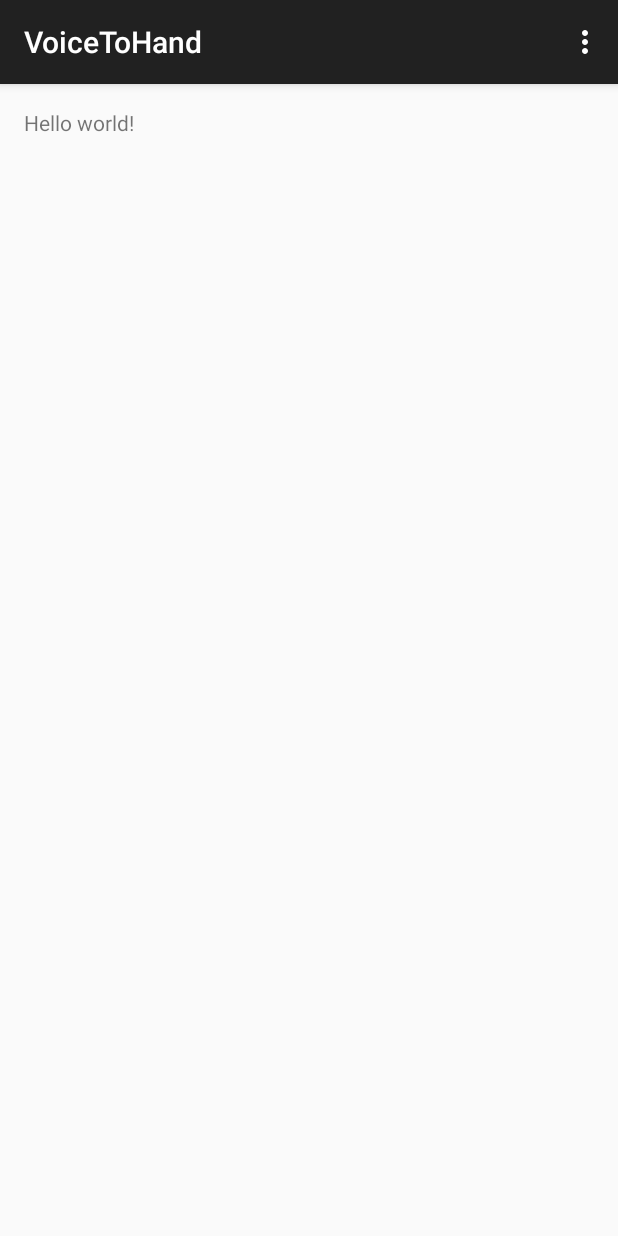
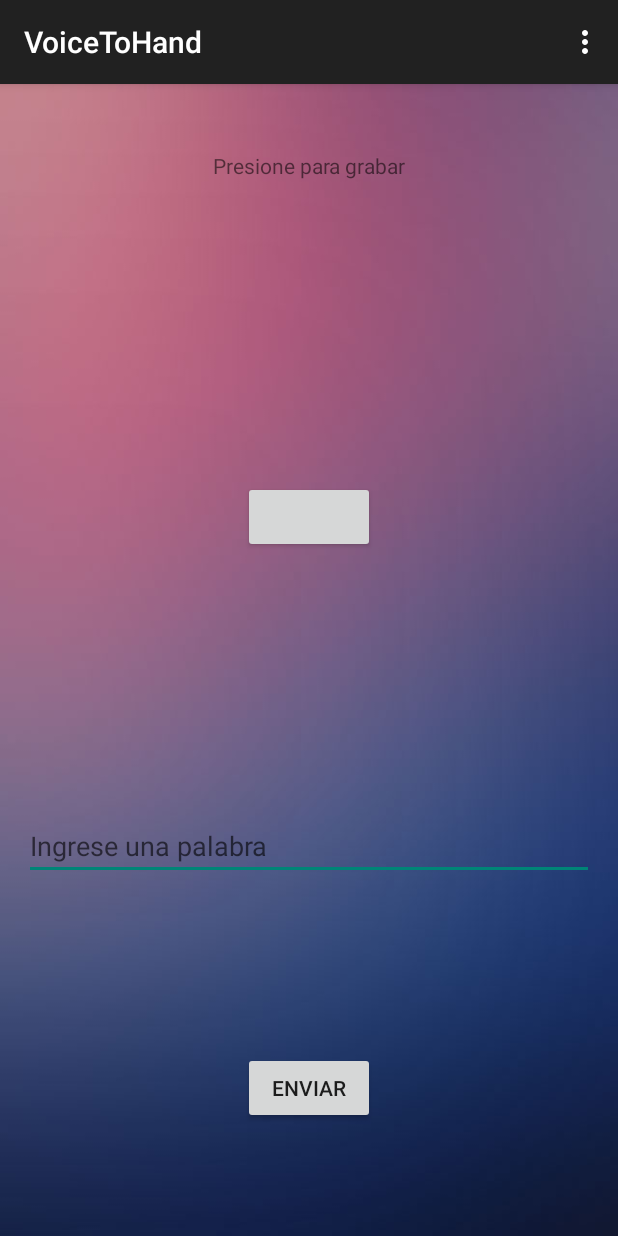
Before and after one commit to andacosta/voice-to-hand, an Android app: the screen it shows after launch (MainActivity), on a phone screen of 412 x 824 dp. Run offline under Robolectric (Android 15) with nearby library versions, the phone set to English and light mode, and no system bars.

Commit message:
Initial Layout
Basic labels, buttons and editText elements position.

```diff
--- a/app/src/main/res/layout/activity_main.xml
+++ b/app/src/main/res/layout/activity_main.xml
@@ -1,11 +1,74 @@
-<RelativeLayout xmlns:android="http://schemas.android.com/apk/res/android"
-    xmlns:tools="http://schemas.android.com/tools" android:layout_width="match_parent"
-    android:layout_height="match_parent" android:paddingLeft="@dimen/activity_horizontal_margin"
+<LinearLayout xmlns:android="http://schemas.android.com/apk/res/android"
+    xmlns:tools="http://schemas.android.com/tools"
+    android:layout_width="match_parent"
+    android:layout_height="match_parent"
+    android:orientation="vertical"
+    android:paddingLeft="@dimen/activity_horizontal_margin"
     android:paddingRight="@dimen/activity_horizontal_margin"
     android:paddingTop="@dimen/activity_vertical_margin"
-    android:paddingBottom="@dimen/activity_vertical_margin" tools:context=".MainActivity">
+    android:paddingBottom="@dimen/activity_vertical_margin"
+    tools:context=".MainActivity"
+    android:background="@drawable/background2">
 
-    <TextView android:text="@string/hello_world" android:layout_width="wrap_content"
-        android:layout_height="wrap_content" />
+    <!--
+    <ImageView
+        android:layout_width="fill_parent"
+        android:layout_height="fill_parent"
+        android:scaleType="center"
+        android:src="@drawable/background1"/>
+    -->
 
-</RelativeLayout>
+    <RelativeLayout
+        android:layout_width="match_parent"
+        android:layout_height="wrap_content"
+        android:orientation="horizontal"
+        android:layout_weight="0.1">
+
+        <TextView android:text="@string/main_title"
+            android:layout_width="wrap_content"
+            android:layout_height="wrap_content"
+            android:layout_centerInParent="true"/>
+
+    </RelativeLayout>
+
+    <RelativeLayout
+        android:layout_width="match_parent"
+        android:layout_height="wrap_content"
+        android:orientation="horizontal"
+        android:layout_weight="0.6">
+
+        <Button
+            android:layout_width="wrap_content"
+            android:layout_height="wrap_content"
+            android:layout_centerInParent="true"/>
+
+    </RelativeLayout>
+
+    <LinearLayout
+        android:layout_width="match_parent"
+        android:layout_height="wrap_content"
+        android:orientation="horizontal"
+        android:layout_weight="0.1">
+
+        <EditText
+            android:layout_width="match_parent"
+            android:layout_height="wrap_content"
+            android:hint="@string/input_hint"/>
+
+    </LinearLayout>
+
+    <RelativeLayout
+        android:layout_width="match_parent"
+        android:layout_height="wrap_content"
+        android:orientation="horizontal"
+        android:layout_weight="0.2">
+
+        <Button
+            android:layout_width="wrap_content"
+            android:layout_height="wrap_content"
+            android:text="@string/button_send"
+            android:layout_centerInParent="true"/>
+
+    </RelativeLayout>
+
+</LinearLayout>
--- a/app/src/main/res/values/strings.xml
+++ b/app/src/main/res/values/strings.xml
@@ -3,4 +3,9 @@
 
     <string name="hello_world">Hello world!</string>
     <string name="action_settings">Settings</string>
+
+    <string name="main_title">Presione para grabar</string>
+    <string name="input_hint">Ingrese una palabra</string>
+    <string name="button_send">Enviar</string>
+
 </resources>
```
Also changed, not shown: app/src/main/res/drawable/background1.jpg (added), app/src/main/res/drawable/background2.jpg (added), 1 other file.
